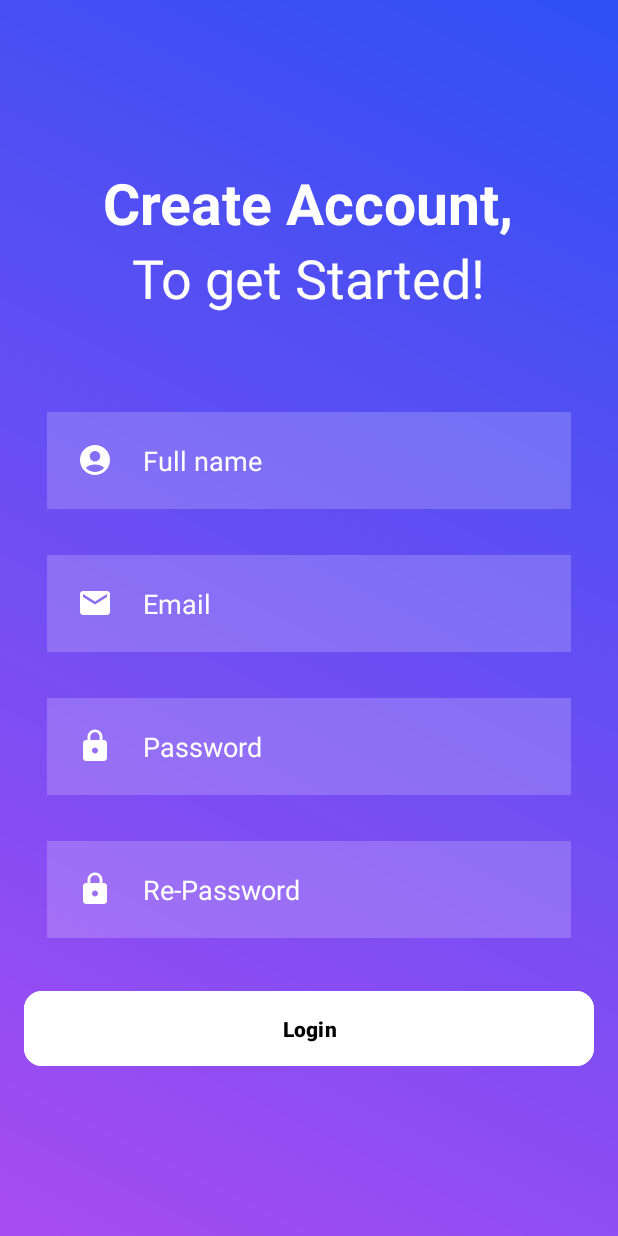
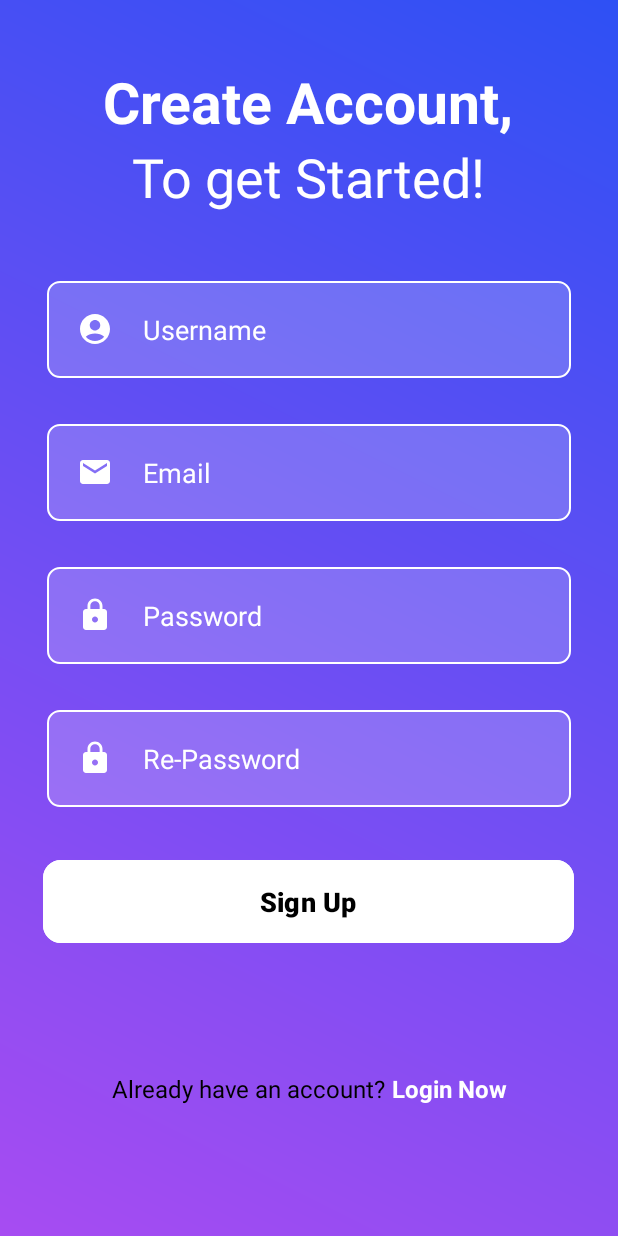
Before and after one commit to mini-projectss/Inventoryapp, an Android app: the SignupActivity screen opened directly, with no data from a screen before it, on a phone screen of 412 x 824 dp. Run offline under Robolectric (Android 15) with nearby library versions, the phone set to English and light mode, and no system bars; our stand-ins replace Firebase (no records; nobody signed in at launch, a user with empty details on screens opened directly).

Commit message:
update 1.3

```diff
--- a/app/src/main/java/com/example/inventory/SignupActivity.java
+++ b/app/src/main/java/com/example/inventory/SignupActivity.java
@@ -6,6 +6,7 @@ import android.text.TextUtils;
 import android.view.View;
 import android.widget.Button;
 import android.widget.EditText;
+import android.widget.TextView;
 import android.widget.Toast;
 import androidx.annotation.NonNull;
 import androidx.appcompat.app.AppCompatActivity;
@@ -20,6 +21,7 @@ public class SignupActivity extends AppCompatActivity {
     private EditText fullName, email, mobileNumber, password, rePassword;
     private Button signButton; // Corrected line
     private FirebaseAuth mAuth;
+    private TextView loginNow; // Added loginNow
 
     @Override
     protected void onCreate(Bundle savedInstanceState) {
@@ -37,7 +39,14 @@ public class SignupActivity extends AppCompatActivity {
         password = findViewById(R.id.password);
         rePassword = findViewById(R.id.repassword);
         signButton = findViewById(R.id.sign_btn);
+        loginNow = findViewById(R.id.login_Now); // Find the TextView for "Sign Up Now"
 
+        // Set the loginNow click listener here, outside of the signButton click listener
+        loginNow.setOnClickListener(visib -> {
+            // Navigate to LoginActivity when the TextView is clicked
+            Intent intent = new Intent(SignupActivity.this, LoginActivity.class);
+            startActivity(intent);
+        });
 
         signButton.setOnClickListener(new View.OnClickListener() {
             @Override
--- a/app/src/main/res/drawable/translucent_background.xml
+++ b/app/src/main/res/drawable/translucent_background.xml
@@ -1,7 +1,7 @@
 <?xml version="1.0" encoding="utf-8"?>
 <shape xmlns:android="http://schemas.android.com/apk/res/android">
     <!-- Set the background color with 30% opacity white -->
-    <solid android:color="#4DFFFFFF" />
+    <solid android:color="#30ffffff" />
 
     <!-- Optional: Set rounded corners -->
     <corners android:radius="8dp" />
--- a/app/src/main/res/layout/activity_main.xml
+++ b/app/src/main/res/layout/activity_main.xml
@@ -35,7 +35,7 @@
         android:padding="12dp"
         android:text="Login"
         android:textColor="#000000"
-        android:textSize="15dp"
+        android:textSize="18sp"
         android:textStyle="bold"
         app:cornerRadius="12dp"
         app:strokeColor="#FFFFFF"
@@ -51,7 +51,7 @@
         android:padding="12dp"
         android:text="Sign Up"
         android:textColor="#FFFFFF"
-        android:textSize="15dp"
+        android:textSize="18sp"
         android:textStyle="bold"
         app:cornerRadius="12dp"
         app:strokeColor="#FFFFFF"
--- a/app/src/main/res/layout/activity_signup.xml
+++ b/app/src/main/res/layout/activity_signup.xml
@@ -28,7 +28,7 @@
         android:layout_width="wrap_content"
         android:layout_height="wrap_content"
         android:layout_gravity="center"
-        android:layout_marginBottom="50dp"
+        android:layout_marginBottom="30sp"
         android:fontFamily="verdana"
         android:rotationY="0"
         android:text="To get Started!"
@@ -42,10 +42,10 @@
         android:layout_height="wrap_content"
 
         android:layout_margin="15dp"
-        android:background="#30ffffff"
+        android:background="@drawable/translucent_background"
         android:drawableLeft="@drawable/baseline_account_circle_24"
         android:drawablePadding="20dp"
-        android:hint="Full name"
+        android:hint="Username"
         android:padding="20dp"
         android:textColor="@color/white"
         android:textColorHint="@color/white"
@@ -58,7 +58,7 @@
         android:layout_height="wrap_content"
         android:layout_below="@id/username"
         android:layout_margin="15dp"
-        android:background="#30ffffff"
+        android:background="@drawable/translucent_background"
         android:drawableLeft="@drawable/baseline_email_24"
         android:drawablePadding="20dp"
         android:hint="Email"
@@ -72,7 +72,7 @@
         android:layout_height="wrap_content"
 
         android:layout_margin="15dp"
-        android:background="#30ffffff"
+        android:background="@drawable/translucent_background"
         android:drawableLeft="@drawable/baseline_lock_24"
         android:drawablePadding="20dp"
         android:hint="Password"
@@ -88,7 +88,7 @@
         android:layout_height="wrap_content"
         android:layout_below="@id/password"
         android:layout_margin="15dp"
-        android:background="#30ffffff"
+        android:background="@drawable/translucent_background"
         android:drawableLeft="@drawable/baseline_lock_24"
         android:drawablePadding="20dp"
         android:hint="Re-Password"
@@ -100,14 +100,47 @@
 
     <Button
         android:id="@+id/sign_btn"
-        android:layout_width="match_parent"
-        android:layout_height="58dp"
+        android:layout_width="354dp"
+        android:layout_height="63dp"
         android:layout_marginTop="16dp"
         android:backgroundTint="#FFFf"
-        android:text="Login"
+        android:text="Sign Up"
+        android:textSize="18sp"
         android:textColor="#000000"
         android:textStyle="bold"
         app:cornerRadius="12dp" />
 
 
+    <LinearLayout
+        android:layout_width="382dp"
+        android:layout_height="73dp"
+        android:layout_marginTop="60sp"
+        android:layout_marginBottom="16dp"
+        android:gravity="center"
+        android:orientation="horizontal">  <!-- Signup text -->
+
+        <TextView
+            android:layout_width="wrap_content"
+            android:layout_height="61dp"
+            android:layout_gravity="center"
+            android:layout_marginTop="16dp"
+            android:text="Already have an account? "
+            android:textSize="16sp"
+            android:textColor="@color/black"
+            />
+
+        <TextView
+            android:id="@+id/login_Now"
+            android:layout_width="wrap_content"
+            android:layout_height="29dp"
+            android:layout_gravity="center"
+            android:text="Login Now"
+            android:textColor="@color/white"
+            android:textSize="16sp"
+            android:textStyle="bold" />
+
+
+    </LinearLayout>
+
+
 </LinearLayout>
```
Also changed, not shown: app/src/main/java/com/example/inventory/LoginActivity.java (+24 -3 lines), app/src/main/res/layout/activity_login.xml (+56 -21 lines), app/src/main/res/drawable/ic_visibility.png (added), app/src/main/res/drawable/ic_visibility_off.png (added).
